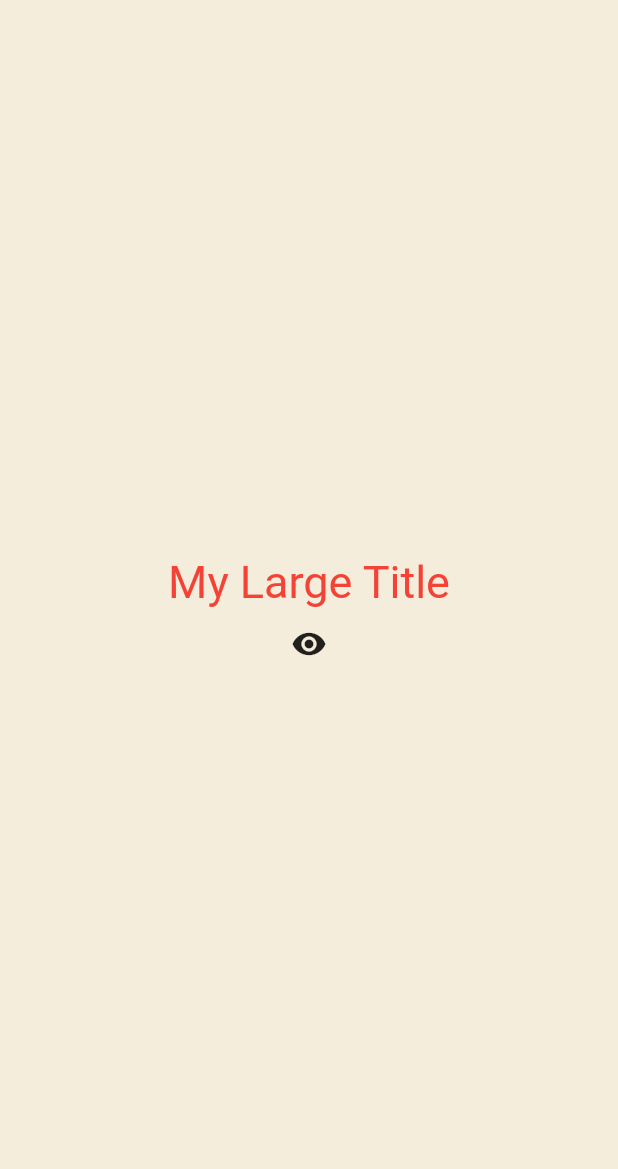
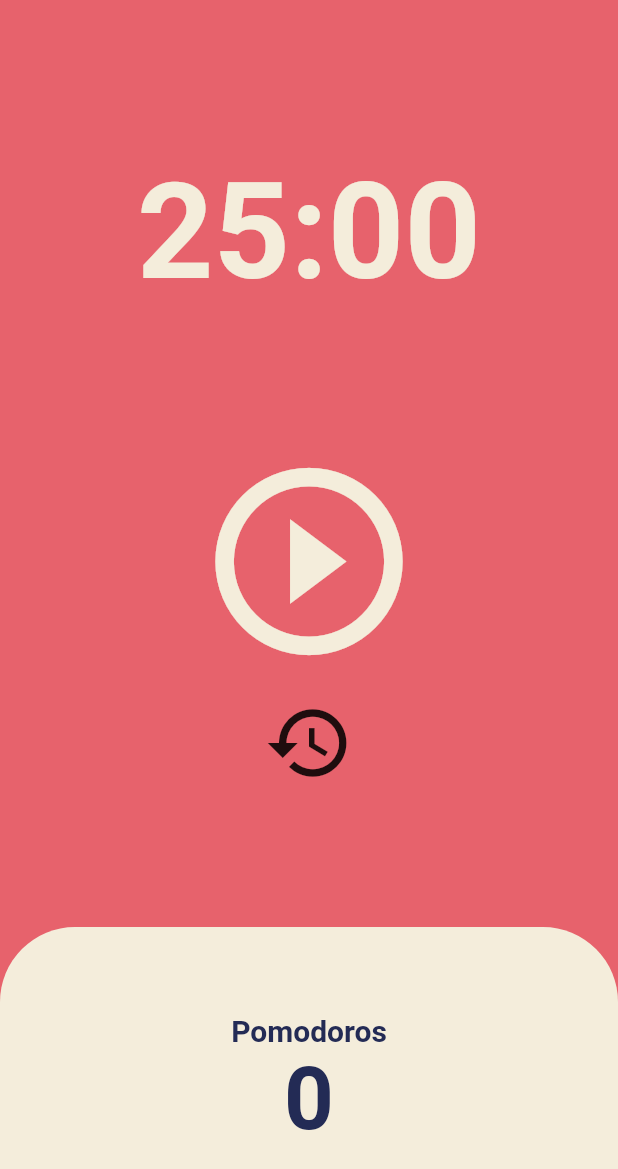
Before and after one commit to Anjiwoong/flutter-study, a Flutter app: the screen it shows after launch, on a phone screen of 412 x 824 dp. Shown: the top 1169 px of the screen. Run offline on Flutter 3.47's test engine with Material 2 defaults, Android fonts, the phone set to English and light mode, and no system bars.

Commit message:
Feat: 5.4 Code Challenge

```diff
--- a/lib/main.dart
+++ b/lib/main.dart
@@ -1,81 +1,24 @@
 import 'package:flutter/material.dart';
+import 'package:toonflix/screens/home_screen.dart';
 
 void main() {
   runApp(App());
 }
 
-class App extends StatefulWidget {
-  @override
-  State<App> createState() => _AppState();
-}
-
-class _AppState extends State<App> {
-  bool showTitle = true;
-
-  void toggleTitle() {
-    setState(() {
-      showTitle = !showTitle;
-    });
-  }
-
+class App extends StatelessWidget {
   @override
   Widget build(BuildContext context) {
     return MaterialApp(
       theme: ThemeData(
+        backgroundColor: const Color(0xFFE7626C),
         textTheme: const TextTheme(
-          titleLarge: TextStyle(
-            color: Colors.red,
+          headline1: TextStyle(
+            color: Color(0xFF232B55),
           ),
         ),
+        cardColor: const Color(0xFFF4EDDB),
       ),
-      home: Scaffold(
-        backgroundColor: const Color(0xFFF4EDDB),
-        body: Center(
-          child: Column(mainAxisAlignment: MainAxisAlignment.center, children: [
-            showTitle ? const MyLargeTitle() : const Text('nothing'),
-            IconButton(
-              onPressed: toggleTitle,
-              icon: const Icon(Icons.remove_red_eye),
-            ),
-          ]),
-        ),
-      ),
+      home: const HomeScreen(),
     );
   }
 }
-
-class MyLargeTitle extends StatefulWidget {
-  const MyLargeTitle({
-    Key? key,
-  }) : super(key: key);
-
-  @override
-  State<MyLargeTitle> createState() => _MyLargeTitleState();
-}
-
-class _MyLargeTitleState extends State<MyLargeTitle> {
-  @override
-  void initState() {
-    super.initState();
-    print('initState!');
-  }
-
-  @override
-  void dispose() {
-    super.dispose();
-    print('dispose!');
-  }
-
-  @override
-  Widget build(BuildContext context) {
-    print('build!');
-
-    return Text(
-      'My Large Title',
-      style: TextStyle(
-        fontSize: 30,
-        color: Theme.of(context).textTheme.titleLarge?.color,
-      ),
-    );
-  }
-}
--- /dev/null
+++ b/lib/screens/home_screen.dart
@@ -0,0 +1,157 @@
+import 'dart:async';
+
+import 'package:flutter/material.dart';
+
+class HomeScreen extends StatefulWidget {
+  const HomeScreen({super.key});
+
+  @override
+  State<HomeScreen> createState() => _HomeScreenState();
+}
+
+class _HomeScreenState extends State<HomeScreen> {
+  static const twentyFiveMinutes = 1500;
+
+  int totalSeconds = twentyFiveMinutes;
+  bool isRunning = false;
+  int totalPomodoros = 0;
+  late Timer timer;
+
+  void onTick(Timer timer) {
+    if (totalSeconds == 0) {
+      setState(() {
+        totalPomodoros = totalPomodoros + 1;
+        isRunning = false;
+        totalSeconds = twentyFiveMinutes;
+      });
+      timer.cancel();
+    } else {
+      setState(() {
+        totalSeconds = totalSeconds - 1;
+      });
+    }
+  }
+
+  void onStartPressed() {
+    timer = Timer.periodic(
+      const Duration(seconds: 1),
+      onTick,
+    );
+    setState(() {
+      isRunning = true;
+    });
+  }
+
+  void onPausePressed() {
+    timer.cancel();
+
+    setState(() {
+      isRunning = false;
+    });
+  }
+
+  void onResetPressed() {
+    timer.cancel();
+
+    setState(() {
+      isRunning = false;
+      totalSeconds = twentyFiveMinutes;
+      totalPomodoros = 0;
+    });
+  }
+
+  String format(int seconds) {
+    var duration = Duration(seconds: seconds);
+    return duration.toString().split('.').first.substring(2, 7);
+  }
+
+  @override
+  Widget build(BuildContext context) {
+    return Scaffold(
+      backgroundColor: Theme.of(context).backgroundColor,
+      body: Column(
+        children: [
+          Flexible(
+            flex: 1,
+            child: Container(
+              alignment: Alignment.bottomCenter,
+              child: Text(
+                format(totalSeconds),
+                style: TextStyle(
+                  color: Theme.of(context).cardColor,
+                  fontSize: 89,
+                  fontWeight: FontWeight.w600,
+                ),
+              ),
+            ),
+          ),
+          Flexible(
+            flex: 2,
+            child: Center(
+              child: Column(
+                mainAxisAlignment: MainAxisAlignment.center,
+                children: [
+                  IconButton(
+                    iconSize: 150,
+                    color: Theme.of(context).cardColor,
+                    onPressed: isRunning ? onPausePressed : onStartPressed,
+                    icon: Icon(
+                      isRunning
+                          ? Icons.pause_circle_outline
+                          : Icons.play_circle_outline,
+                    ),
+                  ),
+                  if (!isRunning)
+                    IconButton(
+                      onPressed: onResetPressed,
+                      iconSize: 60,
+                      icon: const Icon(Icons.restore),
+                    ),
+                ],
+              ),
+            ),
+          ),
+          Flexible(
+            flex: 1,
+            child: Row(
+              children: [
+                Expanded(
+                  child: Container(
+                    decoration: BoxDecoration(
+                      color: Theme.of(context).cardColor,
+                      borderRadius: const BorderRadius.only(
+                        topLeft: Radius.circular(50),
+                        topRight: Radius.circular(50),
+                      ),
+                    ),
+                    child: Column(
+                      mainAxisAlignment: MainAxisAlignment.center,
+                      children: [
+                        Text(
+                          'Pomodoros',
+                          style: TextStyle(
+                            fontSize: 20,
+                            fontWeight: FontWeight.w600,
+                            color: Theme.of(context).textTheme.headline1!.color,
+                          ),
+                        ),
+                        Text(
+                          '$totalPomodoros',
+                          style: TextStyle(
+                            fontSize: 58,
+                            fontWeight: FontWeight.w600,
+                            color: Theme.of(context).textTheme.headline1!.color,
+                          ),
+                        ),
+                      ],
+                    ),
+                  ),
+                ),
+              ],
+            ),
+          ),
+        ],
+      ),
+    );
+  }
+}
```
Also changed, not shown: lib/widgets/button.dart (deleted, +0 -33 lines), lib/widgets/currency_card.dart (deleted, +0 -92 lines).
